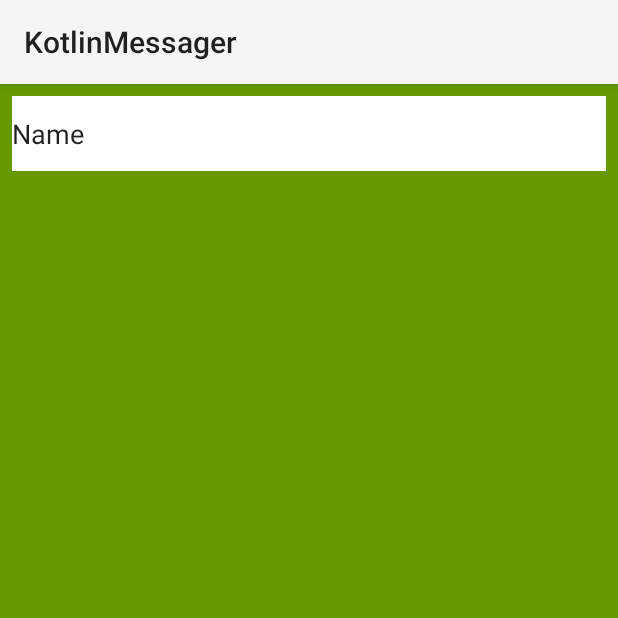
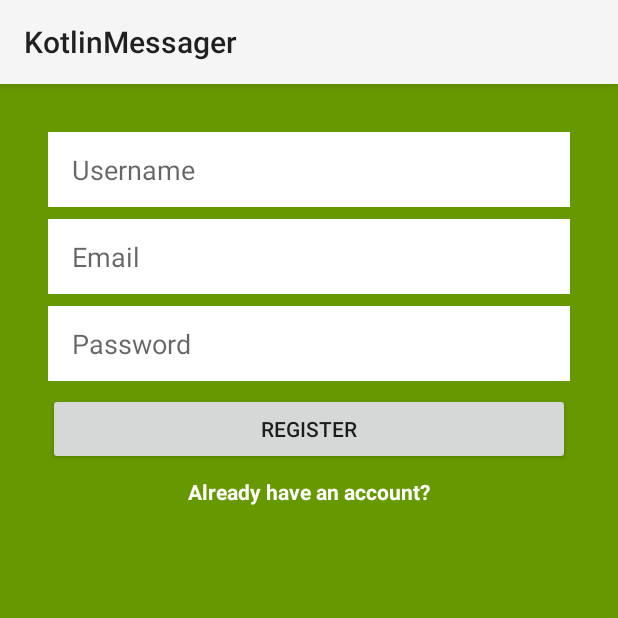
Before and after one commit to HuyAms/Kotlin-Messenger, an Android app: the screen it shows after launch (MainActivity), on a phone screen of 412 x 824 dp, the top half of it. Run offline under Robolectric (Android 15) with nearby library versions, the phone set to English and light mode, and no system bars.

Commit message:
create register and login UI

```diff
--- a/app/build.gradle
+++ b/app/build.gradle
@@ -24,7 +24,7 @@ android {
 
 dependencies {
     implementation fileTree(dir: 'libs', include: ['*.jar'])
-    implementation"org.jetbrains.kotlin:kotlin-stdlib-jre7:$kotlin_version"
+    implementation "org.jetbrains.kotlin:kotlin-stdlib-jre7:$kotlin_version"
     implementation 'com.android.support:appcompat-v7:28.0.0-alpha1'
     implementation 'com.android.support.constraint:constraint-layout:1.1.2'
     testImplementation 'junit:junit:4.12'
--- a/app/src/main/AndroidManifest.xml
+++ b/app/src/main/AndroidManifest.xml
@@ -16,6 +16,7 @@
                 <category android:name="android.intent.category.LAUNCHER" />
             </intent-filter>
         </activity>
+        <activity android:name=".LoginActivity"></activity>
     </application>
 
 </manifest>
--- /dev/null
+++ b/app/src/main/java/com/example/dinhh/kotlinmessager/LoginActivity.kt
@@ -0,0 +1,12 @@
+package com.example.dinhh.kotlinmessager
+
+import android.support.v7.app.AppCompatActivity
+import android.os.Bundle
+
+class LoginActivity : AppCompatActivity() {
+
+    override fun onCreate(savedInstanceState: Bundle?) {
+        super.onCreate(savedInstanceState)
+        setContentView(R.layout.activity_login)
+    }
+}
--- a/app/src/main/java/com/example/dinhh/kotlinmessager/MainActivity.kt
+++ b/app/src/main/java/com/example/dinhh/kotlinmessager/MainActivity.kt
@@ -1,12 +1,31 @@
 package com.example.dinhh.kotlinmessager
 
+import android.content.Intent
 import android.support.v7.app.AppCompatActivity
 import android.os.Bundle
+import android.util.Log
+import kotlinx.android.synthetic.main.activity_main.*
 
 class MainActivity : AppCompatActivity() {
 
     override fun onCreate(savedInstanceState: Bundle?) {
         super.onCreate(savedInstanceState)
         setContentView(R.layout.activity_main)
+
+        register_button_register.setOnClickListener {
+            val email = email_edittext_register.text.toString()
+            val password = password_edittext_register.text.toString()
+
+            Log.d("MainActivity", "Email is: " + email)
+            Log.d("MainActivity", "Password is: " + password)
+        }
+
+        already_have_account_text_view.setOnClickListener {
+            Log.d("MainActivity", "Show login activity")
+
+            //Lauch the login activity
+            val intent = Intent(this, LoginActivity::class.java)
+            startActivity(intent)
+        }
     }
 }
--- /dev/null
+++ b/app/src/main/res/layout/activity_login.xml
@@ -0,0 +1,9 @@
+<?xml version="1.0" encoding="utf-8"?>
+<android.support.constraint.ConstraintLayout xmlns:android="http://schemas.android.com/apk/res/android"
+    xmlns:app="http://schemas.android.com/apk/res-auto"
+    xmlns:tools="http://schemas.android.com/tools"
+    android:layout_width="match_parent"
+    android:layout_height="match_parent"
+    tools:context=".LoginActivity">
+
+</android.support.constraint.ConstraintLayout>
--- a/app/src/main/res/layout/activity_main.xml
+++ b/app/src/main/res/layout/activity_main.xml
@@ -9,17 +9,70 @@
     tools:layout_editor_absoluteY="25dp">
 
     <EditText
-        android:id="@+id/editText2"
+        android:id="@+id/username_edittext_register"
         android:layout_width="0dp"
         android:layout_height="50dp"
+        android:layout_marginEnd="32dp"
+        android:layout_marginStart="32dp"
+        android:layout_marginTop="32dp"
+        android:background="@android:color/white"
+        android:ems="10"
+        android:hint="Username"
+        android:paddingLeft="16dp"
+        android:inputType="textPersonName"
+        app:layout_constraintEnd_toEndOf="parent"
+        app:layout_constraintStart_toStartOf="parent"
+        app:layout_constraintTop_toTopOf="parent" />
+
+    <EditText
+        android:id="@+id/email_edittext_register"
+        android:layout_width="0dp"
+        android:layout_height="50dp"
+        android:layout_marginTop="8dp"
+        android:background="@android:color/white"
+        android:ems="10"
+        android:hint="Email"
+        android:paddingLeft="16dp"
+        android:inputType="textEmailAddress"
+        app:layout_constraintEnd_toEndOf="@+id/username_edittext_register"
+        app:layout_constraintStart_toStartOf="@+id/username_edittext_register"
+        app:layout_constraintTop_toBottomOf="@+id/username_edittext_register" />
+
+    <EditText
+        android:id="@+id/password_edittext_register"
+        android:layout_width="0dp"
+        android:layout_height="50dp"
+        android:layout_marginTop="8dp"
+        android:background="@android:color/white"
+        android:ems="10"
+        android:hint="Password"
+        android:inputType="textPassword"
+        android:paddingLeft="16dp"
+        app:layout_constraintEnd_toEndOf="@+id/email_edittext_register"
+        app:layout_constraintStart_toStartOf="@+id/email_edittext_register"
+        app:layout_constraintTop_toBottomOf="@+id/email_edittext_register" />
+
+    <Button
+        android:id="@+id/register_button_register"
+        android:layout_width="0dp"
+        android:layout_height="wrap_content"
+        android:layout_marginTop="8dp"
+        android:text="Register"
+        app:layout_constraintEnd_toEndOf="@+id/password_edittext_register"
+        app:layout_constraintStart_toStartOf="@+id/password_edittext_register"
+        app:layout_constraintTop_toBottomOf="@+id/password_edittext_register" />
+
+    <TextView
+        android:id="@+id/already_have_account_text_view"
+        android:layout_width="wrap_content"
+        android:layout_height="wrap_content"
         android:layout_marginEnd="8dp"
         android:layout_marginStart="8dp"
         android:layout_marginTop="8dp"
-        android:background="@android:color/white"
-        android:ems="10"
-        android:inputType="textPersonName"
-        android:text="Name"
-        app:layout_constraintEnd_toEndOf="parent"
-        app:layout_constraintStart_toStartOf="parent"
-        app:layout_constraintTop_toTopOf="parent" />
+        android:text="Already have an account?"
+        android:textColor="@android:color/white"
+        android:textStyle="bold"
+        app:layout_constraintEnd_toEndOf="@+id/register_button_register"
+        app:layout_constraintStart_toStartOf="@+id/register_button_register"
+        app:layout_constraintTop_toBottomOf="@+id/register_button_register" />
 </android.support.constraint.ConstraintLayout>
```
